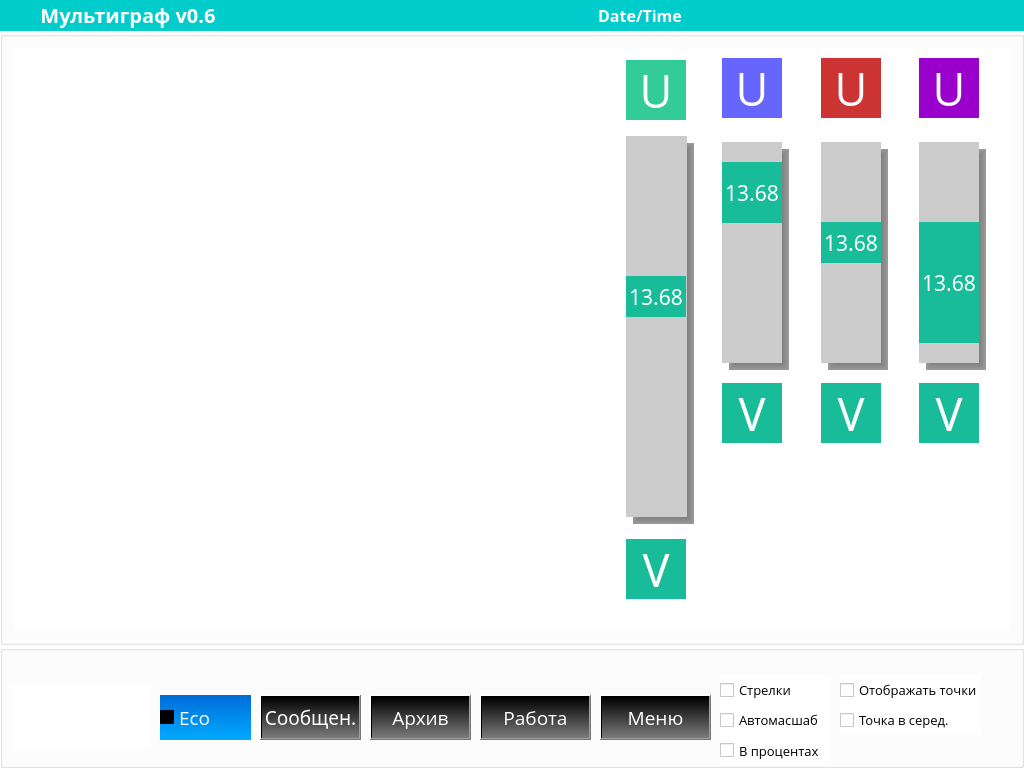
tomyqg/topaz-m, file mainwindow.ui: the form before one commit.
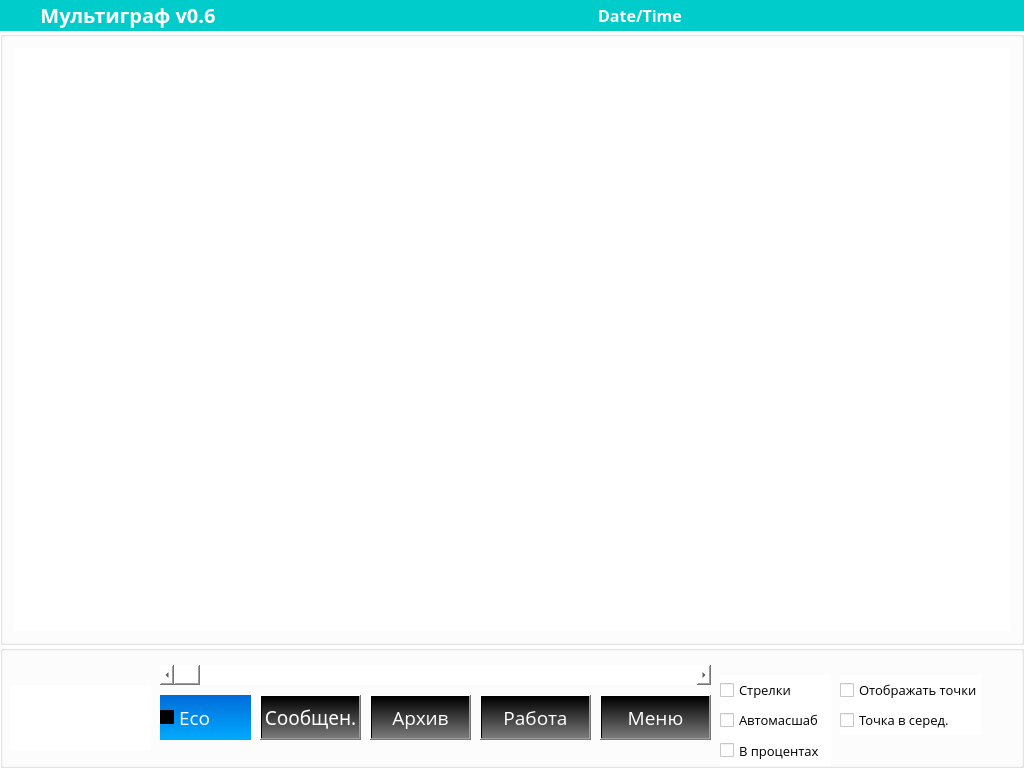
The form after the commit. Icons and pictures are not drawn. Custom widgets are drawn as their Qt base class.

Diff of the .ui file:
```diff
--- a/mainwindow.ui
+++ b/mainwindow.ui
@@ -183,732 +183,110 @@
           </property>
           <layout class="QHBoxLayout" name="horizontalLayout_3">
            <item>
-            <widget class="QFrame" name="frame">
-             <property name="frameShape">
-              <enum>QFrame::NoFrame</enum>
+            <spacer name="horizontalSpacer_4">
+             <property name="orientation">
+              <enum>Qt::Horizontal</enum>
              </property>
-             <property name="frameShadow">
-              <enum>QFrame::Raised</enum>
+             <property name="sizeHint" stdset="0">
+              <size>
+               <width>40</width>
+               <height>20</height>
+              </size>
              </property>
-             <property name="lineWidth">
-              <number>0</number>
+            </spacer>
+           </item>
+           <item>
+            <widget class="wVolueBar" name="wBar_1" native="true">
+             <property name="minimumSize">
+              <size>
+               <width>80</width>
+               <height>0</height>
+              </size>
              </property>
-             <widget class="QFrame" name="frame_7">
-              <property name="geometry">
-               <rect>
-                <x>0</x>
-                <y>0</y>
-                <width>91</width>
-                <height>561</height>
-               </rect>
-              </property>
-              <property name="frameShape">
-               <enum>QFrame::NoFrame</enum>
-              </property>
-              <property name="frameShadow">
-               <enum>QFrame::Raised</enum>
-              </property>
-              <layout class="QVBoxLayout" name="verticalLayout_2" stretch="1,12,1">
-               <item>
-                <widget class="QLabel" name="label_3">
-                 <property name="minimumSize">
-                  <size>
-                   <width>60</width>
-                   <height>60</height>
-                  </size>
-                 </property>
-                 <property name="maximumSize">
-                  <size>
-                   <width>60</width>
-                   <height>60</height>
-                  </size>
-                 </property>
-                 <property name="font">
-                  <font>
-                   <family>Open Sans</family>
-                   <pointsize>34</pointsize>
-                   <weight>50</weight>
-                   <bold>false</bold>
-                  </font>
-                 </property>
-                 <property name="styleSheet">
-                  <string notr="true">color: rgb(255, 255, 255);
-background-color: #33CC99;</string>
-                 </property>
-                 <property name="text">
-                  <string>U</string>
-                 </property>
-                 <property name="alignment">
-                  <set>Qt::AlignCenter</set>
-                 </property>
-                </widget>
-               </item>
-               <item>
-                <widget class="QWidget" name="bar_1" native="true">
-                 <property name="sizePolicy">
-                  <sizepolicy hsizetype="Preferred" vsizetype="Preferred">
-                   <horstretch>0</horstretch>
-                   <verstretch>0</verstretch>
-                  </sizepolicy>
-                 </property>
-                 <property name="styleSheet">
-                  <string notr="true"/>
-                 </property>
-                 <widget class="QWidget" name="shadow_1" native="true">
-                  <property name="geometry">
-                   <rect>
-                    <x>7</x>
-                    <y>17</y>
-                    <width>61</width>
-                    <height>381</height>
-                   </rect>
-                  </property>
-                  <property name="styleSheet">
-                   <string notr="true">background-color: rgba(0, 0, 0, 100);
-border-right:15px solid qlineargradient(spread:pad, x1:0, y1:0, x2:1, y2:0, stop:0 rgba(0, 0, 0, 100), stop:1 rgba(255, 255, 255, 0));
-border-bottom:15px solid qlineargradient(spread:pad, x1:0, y1:0, x2:0, y2:1, stop:0 rgba(0, 0, 0, 100), stop:1 rgba(255, 255, 255, 0));
-border-left:15px solid qlineargradient(spread:pad, x1:1, y1:0, x2:0, y2:0, stop:0 rgba(0, 0, 0, 100), stop:1 rgba(255, 255, 255, 0));
-border-top:15px solid qlineargradient(spread:pad, x1:0, y1:1, x2:0, y2:0, stop:0 rgba(0, 0, 0, 100), stop:1 rgba(255, 255, 255, 0));
-background-clip:padding;
-/* border-radius: 5px;*/</string>
-                  </property>
-                 </widget>
-                 <widget class="QWidget" name="color_1" native="true">
-                  <property name="geometry">
-                   <rect>
-                    <x>0</x>
-                    <y>10</y>
-                    <width>61</width>
-                    <height>381</height>
-                   </rect>
-                  </property>
-                  <property name="styleSheet">
-                   <string notr="true">background-color: #cccccc;</string>
-                  </property>
-                  <widget class="QLabel" name="val_1">
-                   <property name="geometry">
-                    <rect>
-                     <x>0</x>
-                     <y>140</y>
-                     <width>60</width>
-                     <height>41</height>
-                    </rect>
-                   </property>
-                   <property name="font">
-                    <font>
-                     <family>Proxima Nova Rg</family>
-                     <pointsize>16</pointsize>
-                     <weight>50</weight>
-                     <bold>false</bold>
-                    </font>
-                   </property>
-                   <property name="styleSheet">
-                    <string notr="true">color: rgb(255, 255, 255);
-background-color: rgb(24, 188, 153);</string>
-                   </property>
-                   <property name="text">
-                    <string>13.68</string>
-                   </property>
-                   <property name="alignment">
-                    <set>Qt::AlignCenter</set>
-                   </property>
-                  </widget>
-                 </widget>
-                </widget>
-               </item>
-               <item>
-                <widget class="QLabel" name="label_4">
-                 <property name="minimumSize">
-                  <size>
-                   <width>60</width>
-                   <height>60</height>
-                  </size>
-                 </property>
-                 <property name="maximumSize">
-                  <size>
-                   <width>60</width>
-                   <height>60</height>
-                  </size>
-                 </property>
-                 <property name="font">
-                  <font>
-                   <family>Proxima Nova Rg</family>
-                   <pointsize>34</pointsize>
-                   <weight>50</weight>
-                   <bold>false</bold>
-                  </font>
-                 </property>
-                 <property name="styleSheet">
-                  <string notr="true">color: rgb(255, 255, 255);
-background-color: rgb(24, 188, 153);</string>
-                 </property>
-                 <property name="text">
-                  <string>V</string>
-                 </property>
-                 <property name="alignment">
-                  <set>Qt::AlignCenter</set>
-                 </property>
-                </widget>
-               </item>
-              </layout>
-             </widget>
             </widget>
            </item>
            <item>
-            <widget class="QFrame" name="frame_3">
-             <property name="frameShape">
-              <enum>QFrame::NoFrame</enum>
+            <spacer name="horizontalSpacer">
+             <property name="orientation">
+              <enum>Qt::Horizontal</enum>
              </property>
-             <property name="frameShadow">
-              <enum>QFrame::Raised</enum>
+             <property name="sizeHint" stdset="0">
+              <size>
+               <width>40</width>
+               <height>20</height>
+              </size>
              </property>
-             <widget class="QFrame" name="frame_8">
-              <property name="geometry">
-               <rect>
-                <x>0</x>
-                <y>0</y>
-                <width>100</width>
-                <height>421</height>
-               </rect>
-              </property>
-              <property name="frameShape">
-               <enum>QFrame::NoFrame</enum>
-              </property>
-              <property name="frameShadow">
-               <enum>QFrame::Raised</enum>
-              </property>
-              <widget class="QLabel" name="label_5">
-               <property name="geometry">
-                <rect>
-                 <x>9</x>
-                 <y>9</y>
-                 <width>60</width>
-                 <height>60</height>
-                </rect>
-               </property>
-               <property name="minimumSize">
-                <size>
-                 <width>60</width>
-                 <height>60</height>
-                </size>
-               </property>
-               <property name="maximumSize">
-                <size>
-                 <width>60</width>
-                 <height>60</height>
-                </size>
-               </property>
-               <property name="font">
-                <font>
-                 <family>Open Sans</family>
-                 <pointsize>34</pointsize>
-                 <weight>50</weight>
-                 <bold>false</bold>
-                </font>
-               </property>
-               <property name="styleSheet">
-                <string notr="true">color: rgb(255, 255, 255);
-background-color: #6666ff;</string>
-               </property>
-               <property name="text">
-                <string>U</string>
-               </property>
-               <property name="alignment">
-                <set>Qt::AlignCenter</set>
-               </property>
-              </widget>
-              <widget class="QWidget" name="bar_2" native="true">
-               <property name="geometry">
-                <rect>
-                 <x>9</x>
-                 <y>93</y>
-                 <width>82</width>
-                 <height>235</height>
-                </rect>
-               </property>
-               <property name="sizePolicy">
-                <sizepolicy hsizetype="Preferred" vsizetype="Preferred">
-                 <horstretch>90</horstretch>
-                 <verstretch>0</verstretch>
-                </sizepolicy>
-               </property>
-               <property name="styleSheet">
-                <string notr="true"/>
-               </property>
-               <widget class="QWidget" name="shadow_2" native="true">
-                <property name="geometry">
-                 <rect>
-                  <x>7</x>
-                  <y>7</y>
-                  <width>60</width>
-                  <height>221</height>
-                 </rect>
-                </property>
-                <property name="styleSheet">
-                 <string notr="true">background-color: rgba(0, 0, 0, 100);
-border-right:15px solid qlineargradient(spread:pad, x1:0, y1:0, x2:1, y2:0, stop:0 rgba(0, 0, 0, 100), stop:1 rgba(255, 255, 255, 0));
-border-bottom:15px solid qlineargradient(spread:pad, x1:0, y1:0, x2:0, y2:1, stop:0 rgba(0, 0, 0, 100), stop:1 rgba(255, 255, 255, 0));
-border-left:15px solid qlineargradient(spread:pad, x1:1, y1:0, x2:0, y2:0, stop:0 rgba(0, 0, 0, 100), stop:1 rgba(255, 255, 255, 0));
-border-top:15px solid qlineargradient(spread:pad, x1:0, y1:1, x2:0, y2:0, stop:0 rgba(0, 0, 0, 100), stop:1 rgba(255, 255, 255, 0));
-background-clip:padding;
-/* border-radius: 5px;*/</string>
-                </property>
-               </widget>
-               <widget class="QWidget" name="color_2" native="true">
-                <property name="geometry">
-                 <rect>
-                  <x>0</x>
-                  <y>0</y>
-                  <width>60</width>
-                  <height>221</height>
-                 </rect>
-                </property>
-                <property name="styleSheet">
-                 <string notr="true">background-color: #cccccc;</string>
-                </property>
-                <widget class="QLabel" name="val_2">
-                 <property name="geometry">
-                  <rect>
-                   <x>0</x>
-                   <y>20</y>
-                   <width>60</width>
-                   <height>61</height>
-                  </rect>
-                 </property>
-                 <property name="font">
-                  <font>
-                   <family>Proxima Nova Rg</family>
-                   <pointsize>16</pointsize>
-                   <weight>50</weight>
-                   <bold>false</bold>
-                  </font>
-                 </property>
-                 <property name="styleSheet">
-                  <string notr="true">color: rgb(255, 255, 255);
-background-color: rgb(24, 188, 153);</string>
-                 </property>
-                 <property name="text">
-                  <string>13.68</string>
-                 </property>
-                 <property name="alignment">
-                  <set>Qt::AlignCenter</set>
-                 </property>
-                </widget>
-               </widget>
-              </widget>
-              <widget class="QLabel" name="label_6">
-               <property name="geometry">
-                <rect>
-                 <x>9</x>
-                 <y>334</y>
-                 <width>60</width>
-                 <height>60</height>
-                </rect>
-               </property>
-               <property name="minimumSize">
-                <size>
-                 <width>60</width>
-                 <height>60</height>
-                </size>
-               </property>
-               <property name="maximumSize">
-                <size>
-                 <width>60</width>
-                 <height>60</height>
-                </size>
-               </property>
-               <property name="font">
-                <font>
-                 <family>Proxima Nova Rg</family>
-                 <pointsize>34</pointsize>
-                 <weight>50</weight>
-                 <bold>false</bold>
-                </font>
-               </property>
-               <property name="styleSheet">
-                <string notr="true">color: rgb(255, 255, 255);
-background-color: rgb(24, 188, 153);</string>
-               </property>
-               <property name="text">
-                <string>V</string>
-               </property>
-               <property name="alignment">
-                <set>Qt::AlignCenter</set>
-               </property>
-              </widget>
-             </widget>
+            </spacer>
+           </item>
+           <item>
+            <widget class="wVolueBar" name="wBar_2" native="true">
+             <property name="minimumSize">
+              <size>
+               <width>80</width>
+               <height>0</height>
+              </size>
+             </property>
             </widget>
            </item>
            <item>
-            <widget class="QFrame" name="frame_9">
-             <property name="frameShape">
-              <enum>QFrame::NoFrame</enum>
+            <spacer name="horizontalSpacer_2">
+             <property name="orientation">
+              <enum>Qt::Horizontal</enum>
              </property>
-             <property name="frameShadow">
-              <enum>QFrame::Raised</enum>
+             <property name="sizeHint" stdset="0">
+              <size>
+               <width>40</width>
+               <height>20</height>
+              </size>
              </property>
-             <widget class="QFrame" name="frame_10">
-              <property name="geometry">
-               <rect>
-                <x>0</x>
-                <y>0</y>
-                <width>100</width>
-                <height>421</height>
-               </rect>
-              </property>
-              <property name="frameShape">
-               <enum>QFrame::NoFrame</enum>
-              </property>
-              <property name="frameShadow">
-               <enum>QFrame::Raised</enum>
-              </property>
-              <widget class="QLabel" name="label_7">
-               <property name="geometry">
-                <rect>
-                 <x>9</x>
-                 <y>9</y>
-                 <width>60</width>
-                 <height>60</height>
-                </rect>
-               </property>
-               <property name="minimumSize">
-                <size>
-                 <width>60</width>
-                 <height>60</height>
-                </size>
-               </property>
-               <property name="maximumSize">
-                <size>
-                 <width>60</width>
-                 <height>60</height>
-                </size>
-               </property>
-               <property name="font">
-                <font>
-                 <family>Open Sans</family>
-                 <pointsize>34</pointsize>
-                 <weight>50</weight>
-                 <bold>false</bold>
-                </font>
-               </property>
-               <property name="styleSheet">
-                <string notr="true">color: rgb(255, 255, 255);
-background-color: #cc3333;</string>
-               </property>
-               <property name="text">
-                <string>U</string>
-               </property>
-               <property name="alignment">
-                <set>Qt::AlignCenter</set>
-               </property>
-              </widget>
-              <widget class="QWidget" name="bar_3" native="true">
-               <property name="geometry">
-                <rect>
-                 <x>9</x>
-                 <y>93</y>
-                 <width>82</width>
-                 <height>235</height>
-                </rect>
-               </property>
-               <property name="sizePolicy">
-                <sizepolicy hsizetype="Preferred" vsizetype="Preferred">
-                 <horstretch>90</horstretch>
-                 <verstretch>0</verstretch>
-                </sizepolicy>
-               </property>
-               <property name="styleSheet">
-                <string notr="true"/>
-               </property>
-               <widget class="QWidget" name="shadow_3" native="true">
-                <property name="geometry">
-                 <rect>
-                  <x>7</x>
-                  <y>7</y>
-                  <width>60</width>
-                  <height>221</height>
-                 </rect>
-                </property>
-                <property name="styleSheet">
-                 <string notr="true">background-color: rgba(0, 0, 0, 100);
-border-right:15px solid qlineargradient(spread:pad, x1:0, y1:0, x2:1, y2:0, stop:0 rgba(0, 0, 0, 100), stop:1 rgba(255, 255, 255, 0));
-border-bottom:15px solid qlineargradient(spread:pad, x1:0, y1:0, x2:0, y2:1, stop:0 rgba(0, 0, 0, 100), stop:1 rgba(255, 255, 255, 0));
-border-left:15px solid qlineargradient(spread:pad, x1:1, y1:0, x2:0, y2:0, stop:0 rgba(0, 0, 0, 100), stop:1 rgba(255, 255, 255, 0));
-border-top:15px solid qlineargradient(spread:pad, x1:0, y1:1, x2:0, y2:0, stop:0 rgba(0, 0, 0, 100), stop:1 rgba(255, 255, 255, 0));
-background-clip:padding;
-/* border-radius: 5px;*/</string>
-                </property>
-               </widget>
-               <widget class="QWidget" name="color_3" native="true">
-                <property name="geometry">
-                 <rect>
-                  <x>0</x>
-                  <y>0</y>
-                  <width>60</width>
-                  <height>221</height>
-                 </rect>
-                </property>
-                <property name="styleSheet">
-                 <string notr="true">background-color: #cccccc;</string>
-                </property>
-                <widget class="QLabel" name="val_3">
-                 <property name="geometry">
-                  <rect>
-                   <x>0</x>
-                   <y>80</y>
-                   <width>60</width>
-                   <height>41</height>
-                  </rect>
-                 </property>
-                 <property name="font">
-                  <font>
-                   <family>Proxima Nova Rg</family>
-                   <pointsize>16</pointsize>
-                   <weight>50</weight>
-                   <bold>false</bold>
-                  </font>
-                 </property>
-                 <property name="styleSheet">
-                  <string notr="true">color: rgb(255, 255, 255);
-background-color: rgb(24, 188, 153);</string>
-                 </property>
-                 <property name="text">
-                  <string>13.68</string>
-                 </property>
-                 <property name="alignment">
-                  <set>Qt::AlignCenter</set>
-                 </property>
-                </widget>
-               </widget>
-              </widget>
-              <widget class="QLabel" name="label_8">
-               <property name="geometry">
-                <rect>
-                 <x>9</x>
-                 <y>334</y>
-                 <width>60</width>
-                 <height>60</height>
-                </rect>
-               </property>
-               <property name="minimumSize">
-                <size>
-                 <width>60</width>
-                 <height>60</height>
-                </size>
-               </property>
-               <property name="maximumSize">
-                <size>
-                 <width>60</width>
-                 <height>60</height>
-                </size>
-               </property>
-               <property name="font">
-                <font>
-                 <family>Proxima Nova Rg</family>
-                 <pointsize>34</pointsize>
-                 <weight>50</weight>
-                 <bold>false</bold>
-                </font>
-               </property>
-               <property name="styleSheet">
-                <string notr="true">color: rgb(255, 255, 255);
-background-color: rgb(24, 188, 153);</string>
-               </property>
-               <property name="text">
-                <string>V</string>
-               </property>
-               <property name="alignment">
-                <set>Qt::AlignCenter</set>
-               </property>
-              </widget>
-             </widget>
+            </spacer>
+           </item>
+           <item>
+            <widget class="wVolueBar" name="wBar_3" native="true">
+             <property name="minimumSize">
+              <size>
+               <width>80</width>
+               <height>0</height>
+              </size>
+             </property>
             </widget>
            </item>
            <item>
-            <widget class="QFrame" name="frame_11">
-             <property name="frameShape">
-              <enum>QFrame::NoFrame</enum>
+            <spacer name="horizontalSpacer_3">
+             <property name="orientation">
+              <enum>Qt::Horizontal</enum>
              </property>
-             <property name="frameShadow">
-              <enum>QFrame::Raised</enum>
+             <property name="sizeHint" stdset="0">
+              <size>
+               <width>40</width>
+               <height>20</height>
+              </size>
              </property>
-             <widget class="QFrame" name="frame_12">
-              <property name="geometry">
-               <rect>
-                <x>0</x>
-                <y>0</y>
-                <width>100</width>
-                <height>421</height>
-               </rect>
-              </property>
-              <property name="frameShape">
-               <enum>QFrame::NoFrame</enum>
-              </property>
-              <property name="frameShadow">
-               <enum>QFrame::Raised</enum>
-              </property>
-              <widget class="QLabel" name="label_9">
-               <property name="geometry">
-                <rect>
-                 <x>9</x>
-                 <y>9</y>
-                 <width>60</width>
-                 <height>60</height>
-                </rect>
-               </property>
-               <property name="minimumSize">
-                <size>
-                 <width>60</width>
-                 <height>60</height>
-                </size>
-               </property>
-               <property name="maximumSize">
-                <size>
-                 <width>60</width>
-                 <height>60</height>
-                </size>
-               </property>
-               <property name="font">
-                <font>
-                 <family>Open Sans</family>
-                 <pointsize>34</pointsize>
-                 <weight>50</weight>
-                 <bold>false</bold>
-                </font>
-               </property>
-               <property name="styleSheet">
-                <string notr="true">color: rgb(255, 255, 255);
-background-color: #9900cc;</string>
-               </property>
-               <property name="text">
-                <string>U</string>
-               </property>
-               <property name="alignment">
-                <set>Qt::AlignCenter</set>
-               </property>
-              </widget>
-              <widget class="QWidget" name="bar_4" native="true">
-               <property name="geometry">
-                <rect>
-                 <x>9</x>
-                 <y>93</y>
-                 <width>82</width>
-                 <height>235</height>
-                </rect>
-               </property>
-               <property name="sizePolicy">
-                <sizepolicy hsizetype="Preferred" vsizetype="Preferred">
-                 <horstretch>90</horstretch>
-                 <verstretch>0</verstretch>
-                </sizepolicy>
-               </property>
-               <property name="styleSheet">
-                <string notr="true"/>
-               </property>
-               <widget class="QWidget" name="shadow_4" native="true">
-                <property name="geometry">
-                 <rect>
-                  <x>7</x>
-                  <y>7</y>
-                  <width>60</width>
-                  <height>221</height>
-                 </rect>
-                </property>
-                <property name="styleSheet">
-                 <string notr="true">background-color: rgba(0, 0, 0, 100);
-border-right:15px solid qlineargradient(spread:pad, x1:0, y1:0, x2:1, y2:0, stop:0 rgba(0, 0, 0, 100), stop:1 rgba(255, 255, 255, 0));
-border-bottom:15px solid qlineargradient(spread:pad, x1:0, y1:0, x2:0, y2:1, stop:0 rgba(0, 0, 0, 100), stop:1 rgba(255, 255, 255, 0));
-border-left:15px solid qlineargradient(spread:pad, x1:1, y1:0, x2:0, y2:0, stop:0 rgba(0, 0, 0, 100), stop:1 rgba(255, 255, 255, 0));
-border-top:15px solid qlineargradient(spread:pad, x1:0, y1:1, x2:0, y2:0, stop:0 rgba(0, 0, 0, 100), stop:1 rgba(255, 255, 255, 0));
-background-clip:padding;
-/* border-radius: 5px;*/</string>
-                </property>
-               </widget>
-               <widget class="QWidget" name="color_4" native="true">
-                <property name="geometry">
-                 <rect>
-                  <x>0</x>
-                  <y>0</y>
-                  <width>60</width>
-                  <height>221</height>
-                 </rect>
-                </property>
-                <property name="styleSheet">
-                 <string notr="true">background-color: #cccccc;</string>
-                </property>
-                <widget class="QLabel" name="val_4">
-                 <property name="geometry">
-                  <rect>
-                   <x>0</x>
-                   <y>80</y>
-                   <width>60</width>
-                   <height>121</height>
-                  </rect>
-                 </property>
-                 <property name="font">
-                  <font>
-                   <family>Proxima Nova Rg</family>
-                   <pointsize>16</pointsize>
-                   <weight>50</weight>
-                   <bold>false</bold>
-                  </font>
-                 </property>
-                 <property name="styleSheet">
-                  <string notr="true">color: rgb(255, 255, 255);
-background-color: rgb(24, 188, 153);</string>
-                 </property>
-                 <property name="text">
-                  <string>13.68</string>
-                 </property>
-                 <property name="alignment">
-                  <set>Qt::AlignCenter</set>
-                 </property>
-                </widget>
-               </widget>
-              </widget>
-              <widget class="QLabel" name="label_10">
-               <property name="geometry">
-                <rect>
-                 <x>9</x>
-                 <y>334</y>
-                 <width>60</width>
-                 <height>60</height>
-                </rect>
-               </property>
-               <property name="minimumSize">
-                <size>
-                 <width>60</width>
-                 <height>60</height>
-                </size>
-               </property>
-               <property name="maximumSize">
-                <size>
-                 <width>60</width>
-                 <height>60</height>
-                </size>
-               </property>
-               <property name="font">
-                <font>
-                 <family>Proxima Nova Rg</family>
-                 <pointsize>34</pointsize>
-                 <weight>50</weight>
-                 <bold>false</bold>
-                </font>
-               </property>
-               <property name="styleSheet">
-                <string notr="true">color: rgb(255, 255, 255);
-background-color: rgb(24, 188, 153);</string>
-               </property>
-               <property name="text">
-                <string>V</string>
-               </property>
-               <property name="alignment">
-                <set>Qt::AlignCenter</set>
-               </property>
-              </widget>
-             </widget>
+            </spacer>
+           </item>
+           <item>
+            <widget class="wVolueBar" name="wBar_4" native="true">
+             <property name="minimumSize">
+              <size>
+               <width>80</width>
+               <height>0</height>
+              </size>
+             </property>
             </widget>
            </item>
+           <item>
+            <spacer name="horizontalSpacer_5">
+             <property name="orientation">
+              <enum>Qt::Horizontal</enum>
+             </property>
+             <property name="sizeHint" stdset="0">
+              <size>
+               <width>40</width>
+               <height>20</height>
+              </size>
+             </property>
+            </spacer>
+           </item>
           </layout>
          </widget>
          <zorder>customPlot</zorder>
@@ -1211,6 +589,22 @@
         <string>Работа</string>
        </property>
       </widget>
+      <widget class="QScrollBar" name="testValBar">
+       <property name="geometry">
+        <rect>
+         <x>160</x>
+         <y>20</y>
+         <width>551</width>
+         <height>20</height>
+        </rect>
+       </property>
+       <property name="maximum">
+        <number>10000</number>
+       </property>
+       <property name="orientation">
+        <enum>Qt::Horizontal</enum>
+       </property>
+      </widget>
      </widget>
     </item>
    </layout>
@@ -1224,6 +618,12 @@
    <header>qcustomplot.h</header>
    <container>1</container>
   </customwidget>
+  <customwidget>
+   <class>wVolueBar</class>
+   <extends>QWidget</extends>
+   <header>voluebar.h</header>
+   <container>1</container>
+  </customwidget>
  </customwidgets>
  <resources/>
  <connections/>
```
Left out of the diff: 3 changed lines with no effect on the pictures.
